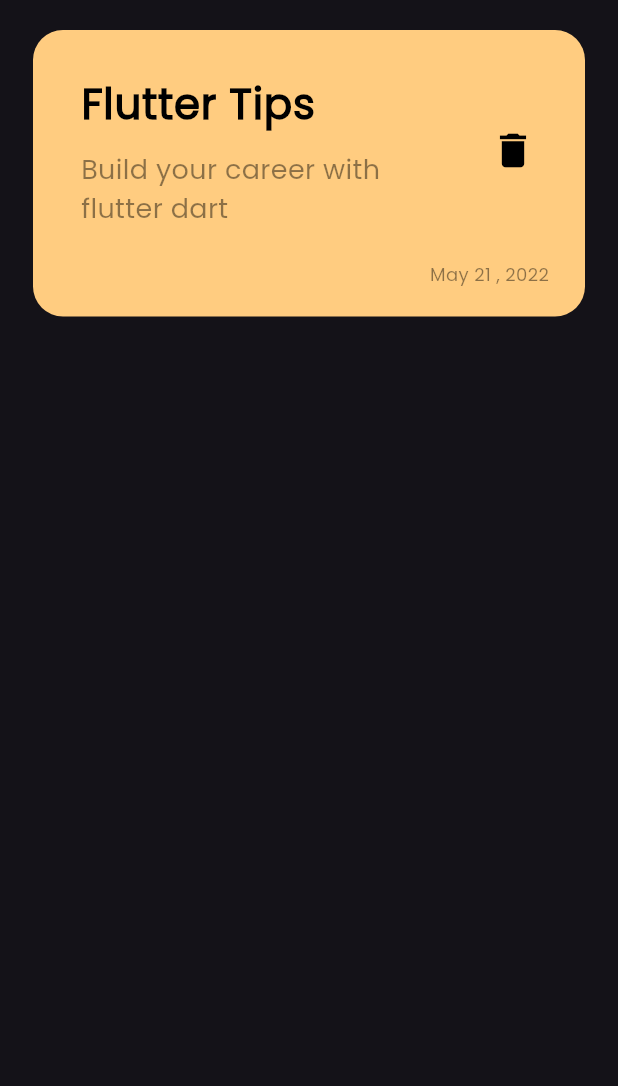
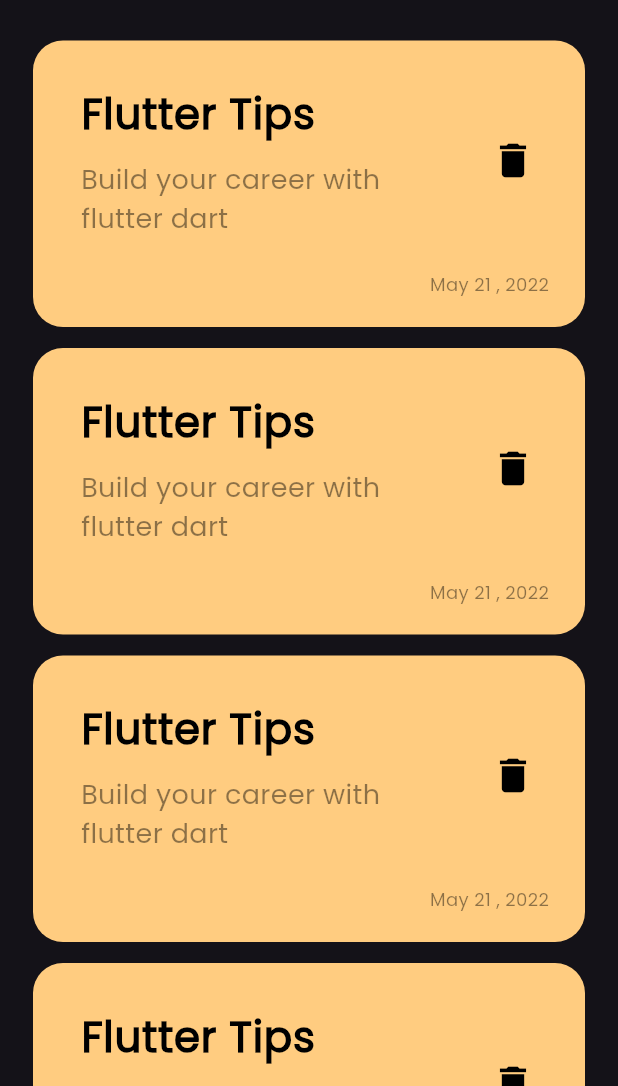
Before and after one commit to AhmedMaresh/notes_app, a Flutter app: the screen it shows after launch, on a phone screen of 412 x 824 dp, the part 150-1236 px from its top. Run offline on Flutter 3.47's test engine with Material 3 defaults, Android fonts, the phone set to English and light mode, and no system bars.

Commit message:
create note list view

```diff
--- a/lib/views/widgets/custom_note_item.dart
+++ b/lib/views/widgets/custom_note_item.dart
@@ -5,7 +5,9 @@ class NoteItem extends StatelessWidget {
 
   @override
   Widget build(BuildContext context) {
-    return Container(
+    return Padding(
+      padding: const EdgeInsets.symmetric(vertical: 7),
+      child: Container(
         padding: EdgeInsets.only(top: 20, bottom: 20, left: 16),
         decoration: BoxDecoration(
           borderRadius: BorderRadius.circular(20),
@@ -44,6 +46,7 @@ class NoteItem extends StatelessWidget {
             ),
           ],
         ),
+      ),
     );
   }
 }
--- /dev/null
+++ b/lib/views/widgets/notes_list_view.dart
@@ -0,0 +1,16 @@
+import 'package:flutter/material.dart';
+import 'package:notes_app/views/widgets/custom_note_item.dart';
+
+class NotesListView extends StatelessWidget {
+  const NotesListView({super.key});
+
+  @override
+  Widget build(BuildContext context) {
+    return ListView.builder(
+      itemCount: 5,
+      itemBuilder: (context, index) {
+        return const NoteItem();
+      },
+    );
+  }
+}
--- a/lib/views/widgets/notes_view_body.dart
+++ b/lib/views/widgets/notes_view_body.dart
@@ -1,6 +1,6 @@
 import 'package:flutter/material.dart';
 import 'package:notes_app/views/widgets/custom_appbar.dart';
-import 'package:notes_app/views/widgets/custom_note_item.dart';
+import 'package:notes_app/views/widgets/notes_list_view.dart';
 
 class NotesViewBody extends StatelessWidget {
   const NotesViewBody({super.key});
@@ -10,11 +10,11 @@ class NotesViewBody extends StatelessWidget {
     return Padding(
       padding: const EdgeInsets.symmetric(horizontal: 22),
       child: Column(
-        children: const [
+        children: [
           SizedBox(height: 50),
           CustomAppBar(),
           SizedBox(height: 20),
-          NoteItem(),
+          Expanded(child: NotesListView()),
         ],
       ),
     );
```
Lines whose indentation alone changed are shown as unchanged.
